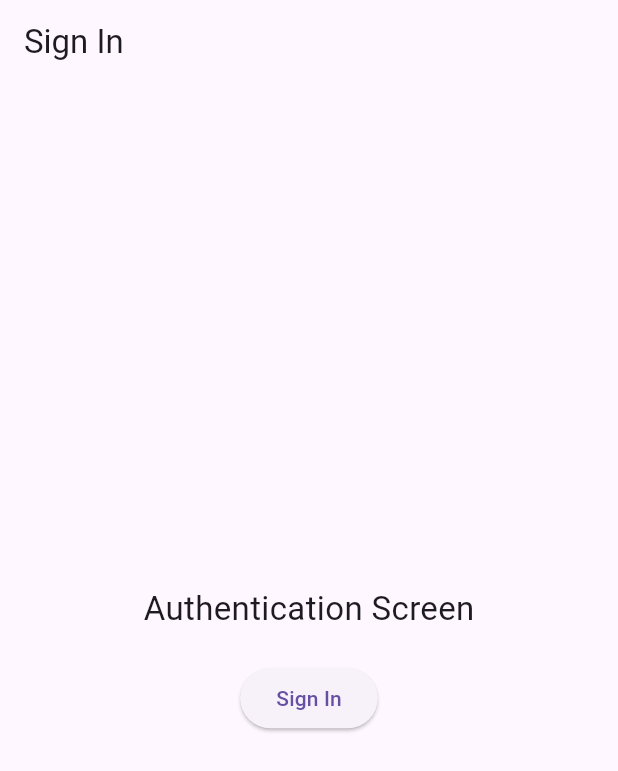
After one commit to UGSNBandara/fitness-tracker, a Flutter app: the AuthScreen screen opened directly, on a phone screen of 412 x 824 dp. The commit adds this screen. Shown: the top 771 px of the screen. Run offline on Flutter 3.47's test engine with Material 3 defaults, Android fonts, the phone set to English and light mode, and no system bars.

Commit message:
changes  made

```diff
--- a/lib/main.dart
+++ b/lib/main.dart
@@ -3,6 +3,7 @@ import 'screens/home_screen.dart';
 import 'screens/exercise_screen.dart';
 import 'screens/food_screen.dart';
 import 'screens/schedule_screen.dart';
+import 'screens/auth/auth_screen.dart';
 
 void main() {
   runApp(FitnessApp());
@@ -11,10 +12,12 @@ void main() {
 class FitnessApp extends StatelessWidget {
   @override
   Widget build(BuildContext context) {
+    // TODO: Replace with real authentication logic
+    bool isAuthenticated = true;
     return MaterialApp(
       title: 'Fitness App',
       theme: ThemeData(primarySwatch: Colors.blue),
-      home: MainNavigation(),
+      home: isAuthenticated ? MainNavigation() : AuthScreen(),
     );
   }
 }
--- /dev/null
+++ b/lib/screens/auth/auth_screen.dart
@@ -0,0 +1,25 @@
+import 'package:flutter/material.dart';
+
+class AuthScreen extends StatelessWidget {
+  @override
+  Widget build(BuildContext context) {
+    return Scaffold(
+      appBar: AppBar(title: Text('Sign In')),
+      body: Center(
+        child: Column(
+          mainAxisAlignment: MainAxisAlignment.center,
+          children: [
+            Text('Authentication Screen', style: TextStyle(fontSize: 22)),
+            SizedBox(height: 20),
+            ElevatedButton(
+              onPressed: () {
+                // TODO: Implement authentication logic
+              },
+              child: Text('Sign In'),
+            ),
+          ],
+        ),
+      ),
+    );
+  }
+}
--- a/pubspec.yaml
+++ b/pubspec.yaml
@@ -34,6 +34,8 @@ dependencies:
   # The following adds the Cupertino Icons font to your application.
   # Use with the CupertinoIcons class for iOS style icons.
   cupertino_icons: ^1.0.8
+  firebase_auth: ^6.0.2
+  cloud_firestore: ^6.0.1
 
 dev_dependencies:
   flutter_test:
```
Also changed, not shown: pubspec.lock, 3 other files.
